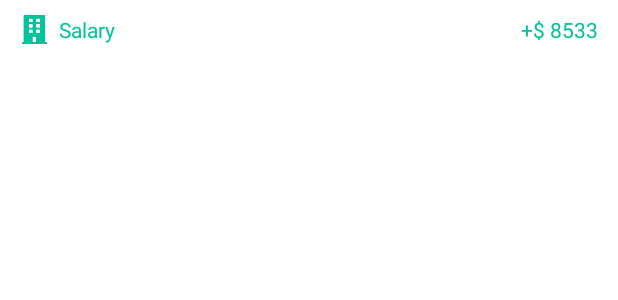
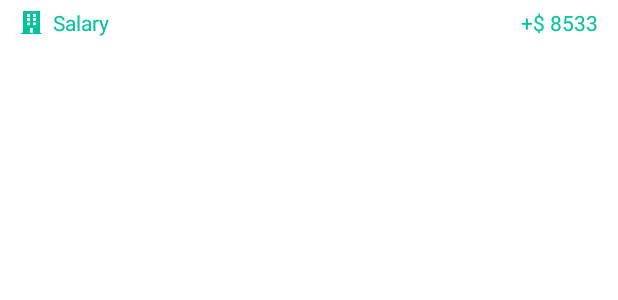
Before and after one commit to MinJerry1129/Calculator, an Android app: the layout list_home_income.xml on its own in the app's theme, with its tools: preview values and no code run, on a phone screen of 412 x 824 dp. Shown: the top 300 px of the screen. Run offline under Robolectric (Android 15) with nearby library versions, the phone set to English and light mode, and no system bars.

Commit message:
update design

```diff
--- a/app/src/main/res/layout/list_home_income.xml
+++ b/app/src/main/res/layout/list_home_income.xml
@@ -6,14 +6,14 @@
     >
     <LinearLayout
         android:layout_width="match_parent"
-        android:layout_height="@dimen/_30sdp"
+        android:layout_height="30dp"
         android:layout_marginStart="@dimen/_10sdp"
         android:layout_marginEnd="@dimen/_10sdp"
         android:gravity="center|start">
         <ImageView
             android:id="@+id/img_category"
-            android:layout_width="@dimen/_15sdp"
-            android:layout_height="@dimen/_15sdp"
+            android:layout_width="15dp"
+            android:layout_height="15dp"
             android:src="@drawable/flat"
             app:tint="@color/major"/>
         <TextView
--- a/app/src/main/res/layout/list_home_liability.xml
+++ b/app/src/main/res/layout/list_home_liability.xml
@@ -5,13 +5,13 @@
     xmlns:app="http://schemas.android.com/apk/res-auto">
     <LinearLayout
         android:layout_width="match_parent"
-        android:layout_height="@dimen/_30sdp"
+        android:layout_height="30dp"
         android:layout_marginStart="@dimen/_10sdp"
         android:layout_marginEnd="@dimen/_10sdp"
         android:gravity="center|start">
         <ImageView
             android:id="@+id/img_category"
-            android:layout_width="@dimen/_15sdp"
+            android:layout_width="15dp"
             android:layout_height="@dimen/_15sdp"
             android:src="@drawable/flat"
             app:tint="@color/second"/>
```
Also changed, not shown: app/src/main/java/com/mobiledevteam/calculator/home/HomeActivity.java (+11 -5 lines), app/src/main/res/layout/activity_home.xml (+11 -6 lines).
